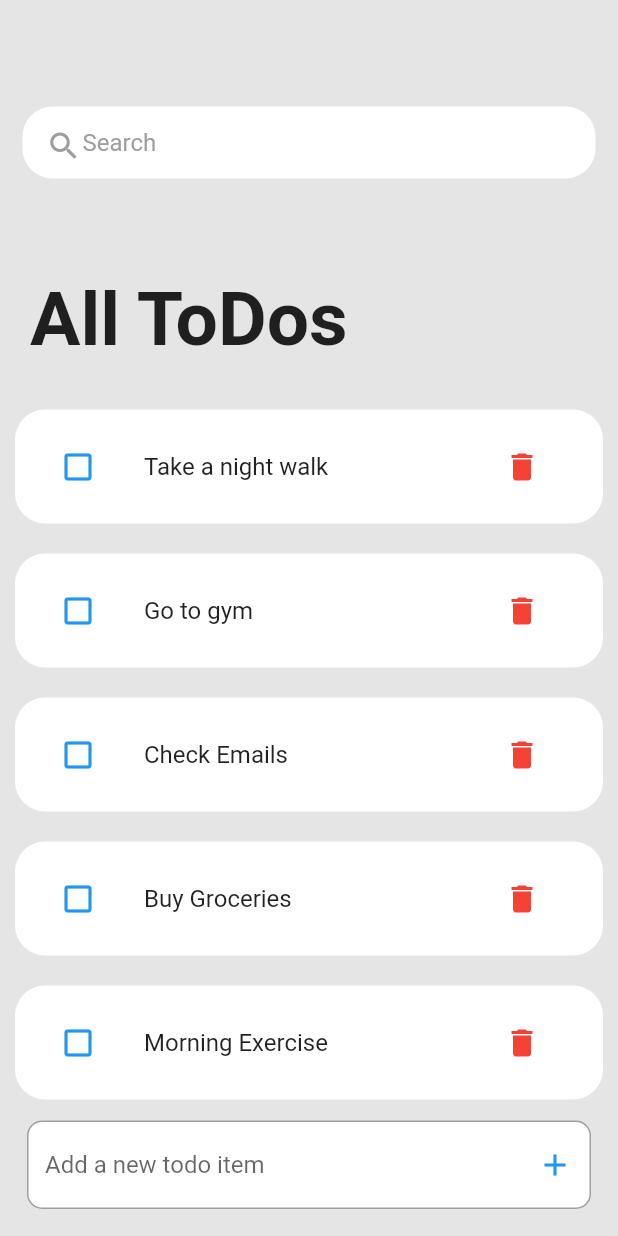
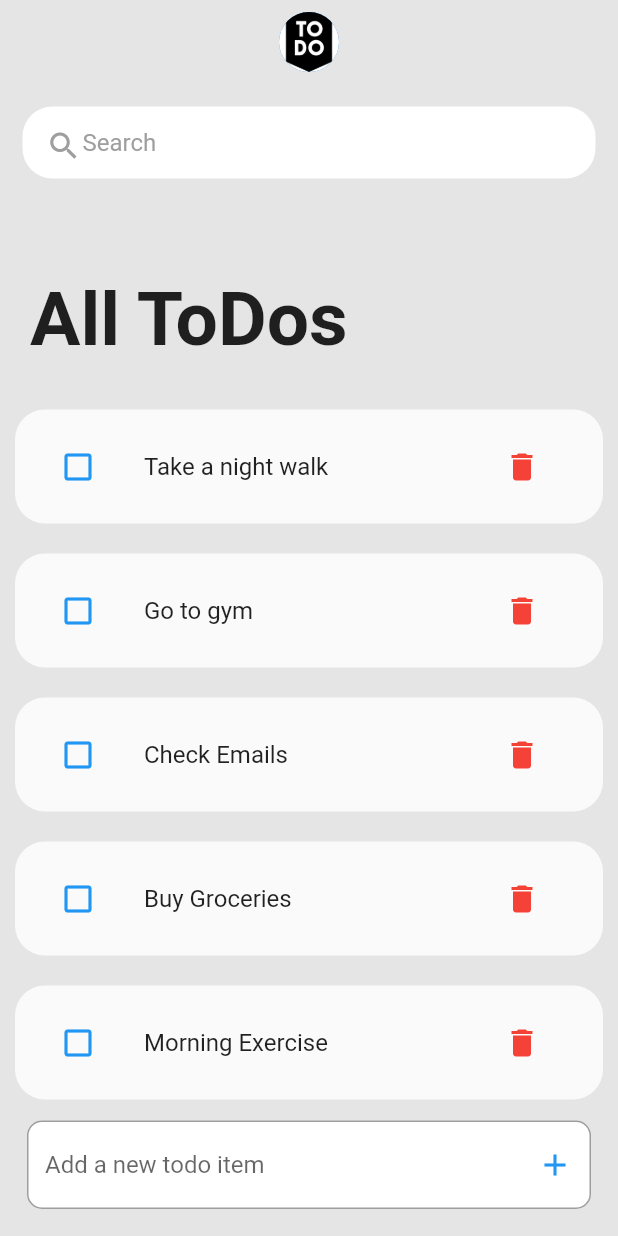
Before and after one commit to Shadab-Afzal7800/Todo_in_flutter, a Flutter app: the screen it shows after launch, on a phone screen of 412 x 824 dp. Run offline on Flutter 3.47's test engine with Material 2 defaults, Android fonts, the phone set to English and light mode, and no system bars.

```diff
--- a/lib/screens/home.dart
+++ b/lib/screens/home.dart
@@ -153,7 +153,11 @@ class _MyHomeState extends State<MyHome> {
   AppBar appBar_build() {
     return AppBar(
       elevation: 0,
+      centerTitle: true,
       backgroundColor: Color.fromARGB(255, 229, 229, 229),
+      title: CircleAvatar(
+        backgroundImage: AssetImage('assets/images/iconImage.jpg'),
+      ),
     );
   }
 }
--- a/lib/widgets/todo_items.dart
+++ b/lib/widgets/todo_items.dart
@@ -18,7 +18,7 @@ class ToDo extends StatelessWidget {
       child: ListTile(
         onTap: () => onTodoChanged(todo),
         shape: RoundedRectangleBorder(borderRadius: BorderRadius.circular(20)),
-        tileColor: Colors.white,
+        tileColor: Colors.grey.shade50,
         leading: Icon(
           todo.isDOne == true ? Icons.check_box : Icons.check_box_outline_blank,
           color: Colors.blue,
```
Also changed, not shown: pubspec.yaml (+8 -4 lines), assets/icon/icon.png (added), assets/images/iconImage.jpg (added), pubspec.lock, 27 other files.
